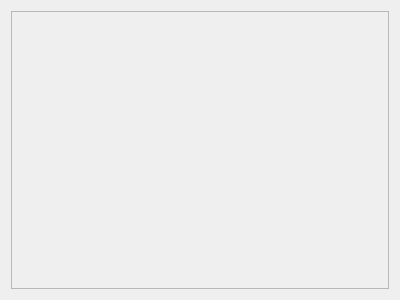
KDAB/FatCRM, file client/src/dialogs/contactsimportpage.ui: the form before one commit.
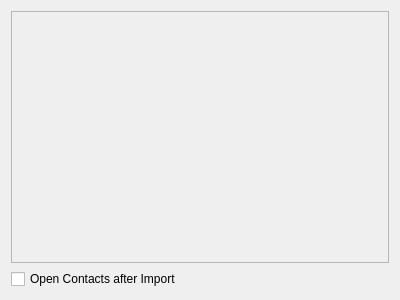
The form after the commit.

Commit message: CSV import: offer to open contacts after importing them

Diff of the .ui file:
```diff
--- a/client/src/dialogs/contactsimportpage.ui
+++ b/client/src/dialogs/contactsimportpage.ui
@@ -21,8 +21,8 @@
        <rect>
         <x>0</x>
         <y>0</y>
-        <width>384</width>
-        <height>284</height>
+        <width>386</width>
+        <height>261</height>
        </rect>
       </property>
       <layout class="QVBoxLayout" name="mainLayout">
@@ -30,6 +30,13 @@
      </widget>
     </widget>
    </item>
+   <item>
+    <widget class="QCheckBox" name="cbOpenContacts">
+     <property name="text">
+      <string>Open Contacts after Import</string>
+     </property>
+    </widget>
+   </item>
   </layout>
  </widget>
  <resources/>
```
Left out of the diff: 3 changed lines with no effect on the pictures. The commit also changes 12 other files.
